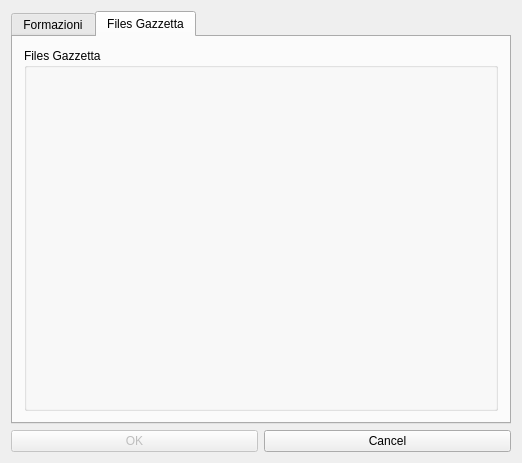
Above: src/ChooseFiles.ui from wdastru/FantaCalcGui before the change. Below: the same form after it.
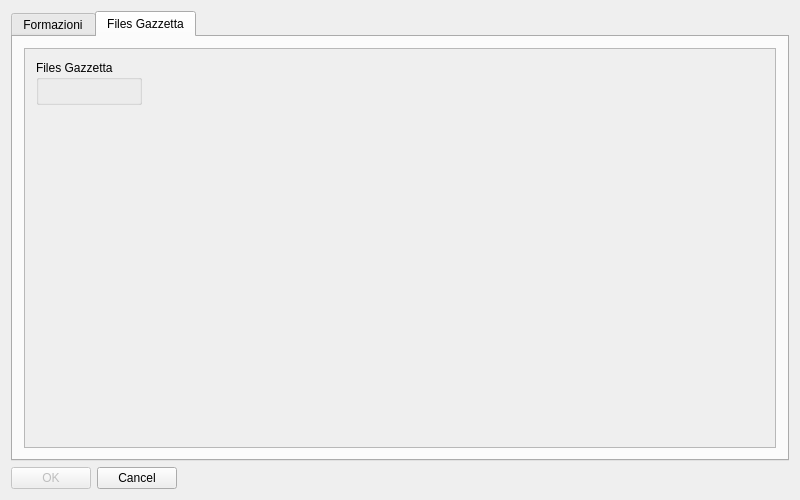
That is the form after the change. The open tabs and pages were chosen to show the change.

Commit message: layout OK

Patch:
```diff
--- a/src/ChooseFiles.ui
+++ b/src/ChooseFiles.ui
@@ -6,16 +6,34 @@
    <rect>
     <x>0</x>
     <y>0</y>
-    <width>522</width>
-    <height>463</height>
+    <width>800</width>
+    <height>500</height>
    </rect>
   </property>
+  <property name="sizePolicy">
+   <sizepolicy hsizetype="Minimum" vsizetype="Minimum">
+    <horstretch>0</horstretch>
+    <verstretch>0</verstretch>
+   </sizepolicy>
+  </property>
+  <property name="minimumSize">
+   <size>
+    <width>800</width>
+    <height>500</height>
+   </size>
+  </property>
   <property name="windowTitle">
    <string>Choose files</string>
   </property>
   <layout class="QGridLayout" name="gridLayout">
    <item row="0" column="0">
     <widget class="QTabWidget" name="tabWidget">
+     <property name="minimumSize">
+      <size>
+       <width>600</width>
+       <height>0</height>
+      </size>
+     </property>
      <property name="currentIndex">
       <number>0</number>
      </property>
@@ -137,6 +155,21 @@
        <string>Files Gazzetta</string>
       </attribute>
       <layout class="QGridLayout" name="gridLayout_7">
+       <item row="0" column="1">
+        <widget class="QScrollArea" name="scrollAreaGazzetta">
+         <property name="widgetResizable">
+          <bool>true</bool>
+         </property>
+         <widget class="QWidget" name="scrollAreaGazzettaWidgetContents">
+          <property name="geometry">
+           <rect>
+            <x>0</x>
+            <y>0</y>
+            <width>576</width>
+            <height>392</height>
+           </rect>
+          </property>
+          <layout class="QGridLayout" name="gridLayout_10">
        <item row="0" column="0">
         <widget class="QGroupBox" name="groupBoxGazzetta">
          <property name="title">
@@ -144,9 +177,39 @@
          </property>
          <layout class="QGridLayout" name="gridLayout_9">
           <item row="0" column="0">
-           <layout class="QGridLayout" name="gridLayout_8"/>
-          </item>
-         </layout>
+               <layout class="QGridLayout" name="gridGazzettaLayout"/>
+              </item>
+             </layout>
+            </widget>
+           </item>
+           <item row="0" column="1">
+            <spacer name="horizontalSpacer">
+             <property name="orientation">
+              <enum>Qt::Horizontal</enum>
+             </property>
+             <property name="sizeHint" stdset="0">
+              <size>
+               <width>40</width>
+               <height>20</height>
+              </size>
+             </property>
+            </spacer>
+           </item>
+           <item row="1" column="0">
+            <spacer name="verticalSpacer">
+             <property name="orientation">
+              <enum>Qt::Vertical</enum>
+             </property>
+             <property name="sizeHint" stdset="0">
+              <size>
+               <width>20</width>
+               <height>40</height>
+              </size>
+             </property>
+            </spacer>
+           </item>
+          </layout>
+         </widget>
         </widget>
        </item>
       </layout>
@@ -172,6 +235,19 @@
        </property>
       </widget>
      </item>
+     <item>
+      <spacer name="horizontalSpacer_3">
+       <property name="orientation">
+        <enum>Qt::Horizontal</enum>
+       </property>
+       <property name="sizeHint" stdset="0">
+        <size>
+         <width>40</width>
+         <height>20</height>
+        </size>
+       </property>
+      </spacer>
+     </item>
     </layout>
    </item>
   </layout>
```
Left out of the diff: 105 changed lines with no effect on the pictures. Lines whose indentation alone changed are shown as unchanged. The commit also changes 4 other files.
